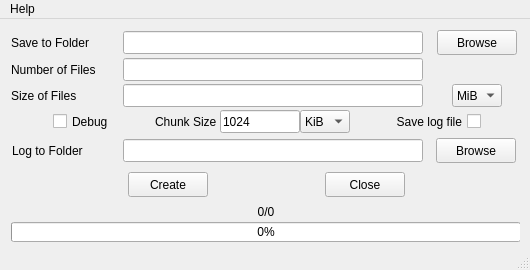
Qt form lib/qt/MainWindow.ui (matuzalemmuller/dummy-files-creator) before a commit.
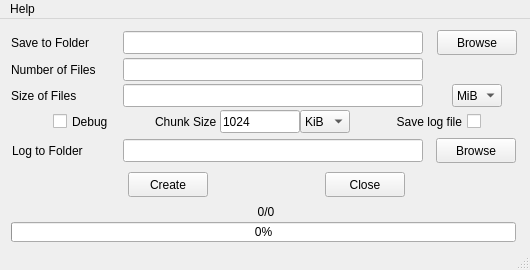
The same form after that commit.

Commit message: Add main function and change tab order for UI

Diff of the .ui file:
```diff
--- a/lib/qt/MainWindow.ui
+++ b/lib/qt/MainWindow.ui
@@ -185,25 +185,28 @@
           <rect>
            <x>0</x>
            <y>20</y>
-           <width>510</width>
+           <width>505</width>
            <height>20</height>
           </rect>
          </property>
          <property name="minimumSize">
           <size>
-           <width>510</width>
+           <width>505</width>
            <height>20</height>
           </size>
          </property>
          <property name="maximumSize">
           <size>
-           <width>510</width>
+           <width>505</width>
            <height>20</height>
           </size>
          </property>
          <property name="value">
           <number>0</number>
          </property>
+         <property name="alignment">
+          <set>Qt::AlignCenter</set>
+         </property>
         </widget>
         <widget class="QLabel" name="label_progress">
          <property name="geometry">
```
Left out of the diff: 15 changed lines with no effect on the pictures. The commit also changes 1 other file.
